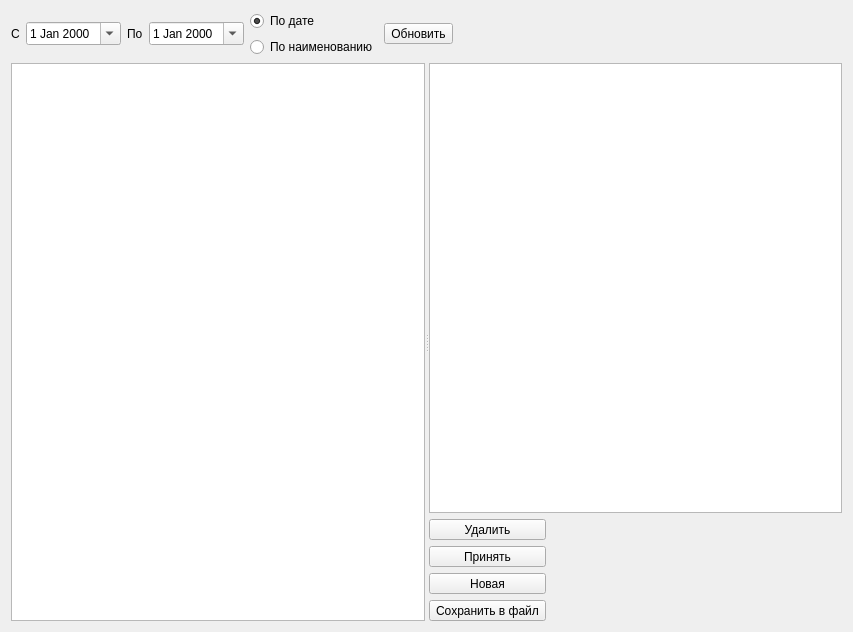
Qt form formdoz/formdoz.ui (Sergeyego/el_dosage) before a commit.
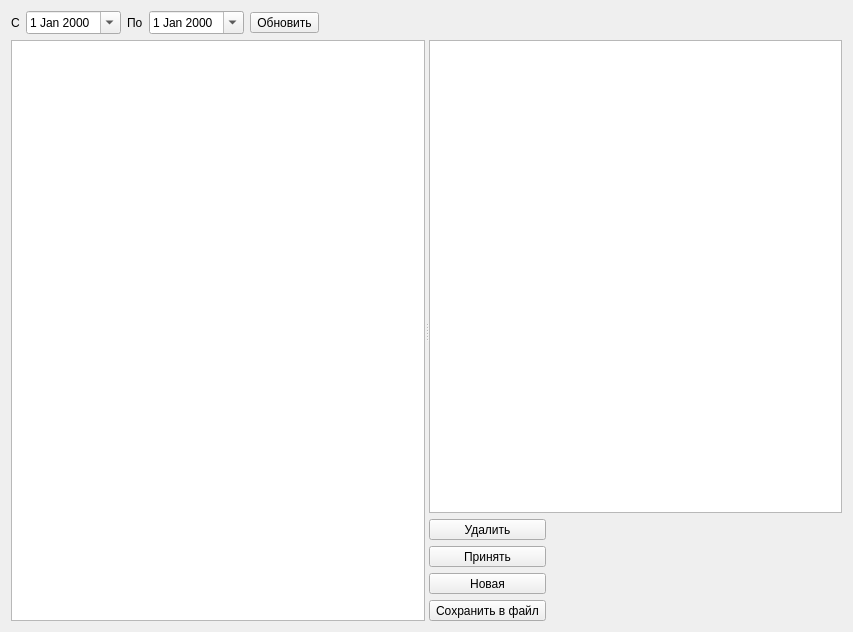
The same form after that commit. Custom widgets are drawn as their Qt base class.

The edit to the form file:
```diff
--- a/formdoz/formdoz.ui
+++ b/formdoz/formdoz.ui
@@ -44,27 +44,6 @@
        </property>
       </widget>
      </item>
-     <item>
-      <layout class="QVBoxLayout" name="verticalLayout_3">
-       <item>
-        <widget class="QRadioButton" name="radioButtonDate">
-         <property name="text">
-          <string>По дате</string>
-         </property>
-         <property name="checked">
-          <bool>true</bool>
-         </property>
-        </widget>
-       </item>
-       <item>
-        <widget class="QRadioButton" name="radioButtonNam">
-         <property name="text">
-          <string>По наименованию</string>
-         </property>
-        </widget>
-       </item>
-      </layout>
-     </item>
      <item>
       <widget class="QToolButton" name="toolButtonUpd">
        <property name="text">
@@ -108,6 +87,12 @@
       <property name="selectionBehavior">
        <enum>QAbstractItemView::SelectionBehavior::SelectRows</enum>
       </property>
+      <property name="sortingEnabled">
+       <bool>true</bool>
+      </property>
+      <attribute name="verticalHeaderVisible">
+       <bool>false</bool>
+      </attribute>
      </widget>
      <widget class="QWidget" name="layoutWidget">
       <layout class="QVBoxLayout" name="verticalLayout_2">
```
